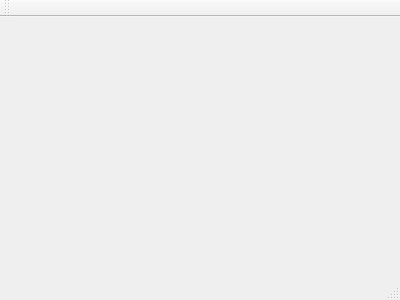
Old version of the form mainwindow.ui in the repository MathisGaming/TicTacToeQt.
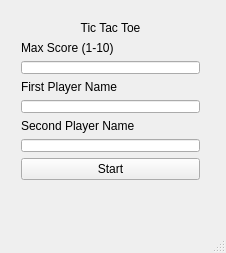
New version of the form.

```diff
--- a/mainwindow.ui
+++ b/mainwindow.ui
@@ -1,24 +1,98 @@
 <ui version="4.0">
  <class>MainWindow</class>
- <widget class="QMainWindow" name="MainWindow" >
-  <property name="geometry" >
+ <widget class="QMainWindow" name="MainWindow">
+  <property name="geometry">
    <rect>
     <x>0</x>
     <y>0</y>
-    <width>400</width>
-    <height>300</height>
+    <width>226</width>
+    <height>253</height>
    </rect>
   </property>
   <property name="windowTitle" >
    <string>MainWindow</string>
   </property>
-  <widget class="QMenuBar" name="menuBar" />
-  <widget class="QToolBar" name="mainToolBar" />
-  <widget class="QWidget" name="centralWidget" />
-  <widget class="QStatusBar" name="statusBar" />
+  <widget class="QWidget" name="centralWidget">
+   <widget class="QWidget" name="gridLayoutWidget">
+    <property name="geometry">
+     <rect>
+      <x>10</x>
+      <y>10</y>
+      <width>201</width>
+      <height>181</height>
+     </rect>
+    </property>
+    <layout class="QGridLayout" name="gridLayout">
+     <property name="sizeConstraint">
+      <enum>QLayout::SetMaximumSize</enum>
+     </property>
+     <item row="0" column="0">
+      <widget class="QLabel" name="TitleLabel">
+       <property name="text">
+        <string>Tic Tac Toe</string>
+       </property>
+       <property name="alignment">
+        <set>Qt::AlignCenter</set>
+       </property>
+      </widget>
+     </item>
+     <item row="1" column="0">
+      <layout class="QVBoxLayout" name="verticalLayout">
+       <item>
+        <widget class="QLabel" name="MaxGameLabel">
+         <property name="text">
+          <string>Max Score (1-10)</string>
+         </property>
+        </widget>
+       </item>
+       <item>
+        <widget class="QLineEdit" name="ScoreLineEdit"/>
+       </item>
+       <item>
+        <widget class="QLabel" name="FPlayerNameLabel">
+         <property name="text">
+          <string>First Player Name</string>
+         </property>
+        </widget>
+       </item>
+       <item>
+        <widget class="QLineEdit" name="FPlayerNameEdit"/>
+       </item>
+       <item>
+        <widget class="QLabel" name="SPlayerNameLabel">
+         <property name="text">
+          <string>Second Player Name</string>
+         </property>
+        </widget>
+       </item>
+       <item>
+        <widget class="QLineEdit" name="SPlayerNameEdit"/>
+       </item>
+      </layout>
+     </item>
+     <item row="2" column="0">
+      <widget class="QPushButton" name="pushButton">
+       <property name="text">
+        <string>Start</string>
+       </property>
+      </widget>
+     </item>
+    </layout>
+   </widget>
+  </widget>
+  <widget class="QMenuBar" name="menuBar">
+   <property name="geometry">
+    <rect>
+     <x>0</x>
+     <y>0</y>
+     <width>226</width>
+     <height>21</height>
+    </rect>
+   </property>
+  </widget>
+  <widget class="QStatusBar" name="statusBar"/>
  </widget>
- <layoutDefault spacing="6" margin="11" />
- <pixmapfunction></pixmapfunction>
+ <layoutdefault spacing="6" margin="11"/>
  <resources/>
  <connections/>
 </ui>
```
Left out of the diff: 5 changed lines with no effect on the pictures.
